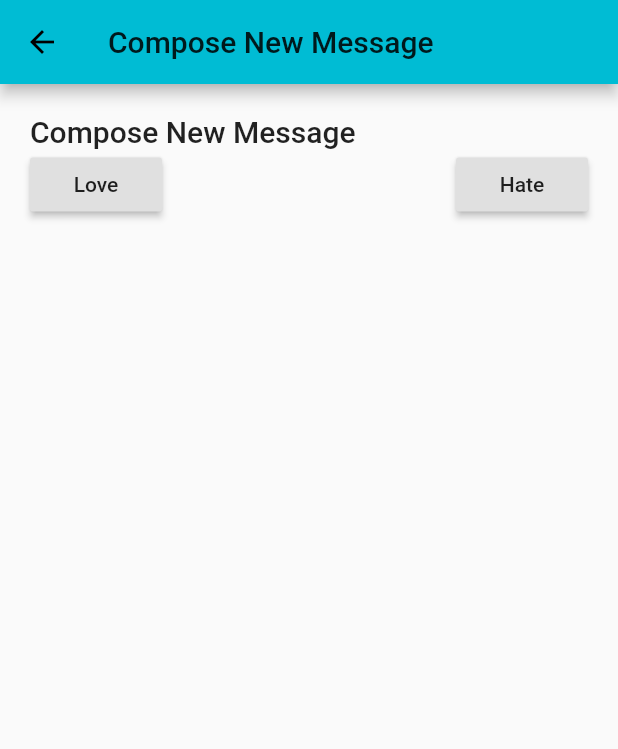
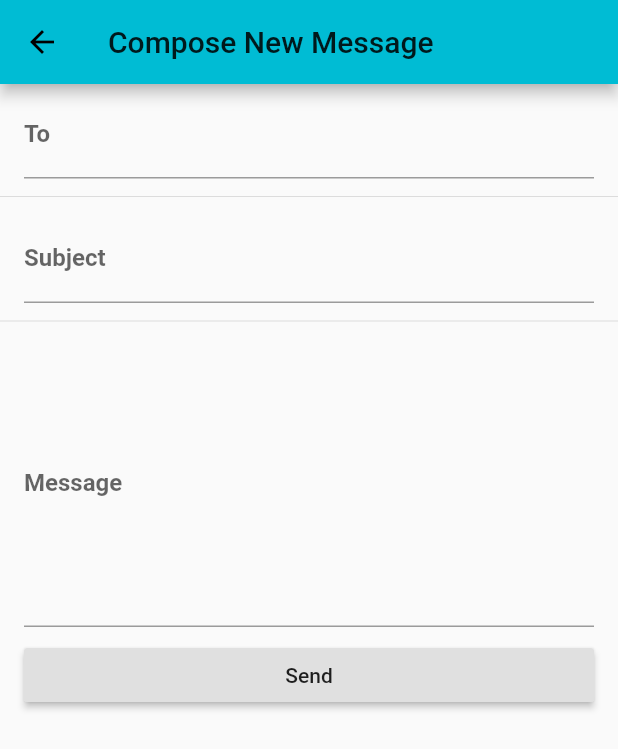
Before and after one commit to EthicalBoris/mail_client, a Flutter app: the screen it shows after launch, after a tap on the "add" icon, on a phone screen of 412 x 824 dp. Shown: the top 749 px of the screen. Run offline on Flutter 3.47's test engine with Material 2 defaults, Android fonts, the phone set to English and light mode, and no system bars; generated files the repository leaves out were written again; network calls fail.

Commit message:
Dummy email sending form
User can now send a dummy email (which arrives in their own mailbox for now)

```diff
--- a/lib/ComposeButton.dart
+++ b/lib/ComposeButton.dart
@@ -1,30 +1,40 @@
 import 'package:flutter/material.dart';
 
 import 'MessageCompose.dart';
+import 'Message.dart';
 
 class ComposeButton extends StatelessWidget {
+  List<Message> messages;
+
+  ComposeButton(List<Message> messages) {
+    this.messages = messages;
+  }
+
   @override
   Widget build(BuildContext context) {
     return FloatingActionButton(
       child: Icon(Icons.add),
       onPressed: () async {
-        String intention = await Navigator.push(
-            context,
-            MaterialPageRoute(
-                builder: (BuildContext context) => MessageCompose()));
+        Message message = await Navigator.push(
+          context,
+          MaterialPageRoute(
+            builder: (BuildContext context) => MessageCompose(),
+          ),
+        );
 
-        if (intention == null) {
+        if (message == null) {
           Scaffold.of(context).showSnackBar(
             SnackBar(
-              content: Text("Your message has not been sent: $intention"),
+              content: Text("Your message has not been sent: ERROR"),
               backgroundColor: Colors.red,
               duration: new Duration(seconds: 2),
             ),
           );
-        } else {
+        } else if (message != null) {
+          messages.add(message);
           Scaffold.of(context).showSnackBar(
             SnackBar(
-              content: Text("Youw message has been sent with $intention"),
+              content: Text("Your message has been sent"),
               backgroundColor: Colors.green,
               duration: new Duration(seconds: 2),
             ),
--- a/lib/MessageCompose.dart
+++ b/lib/MessageCompose.dart
@@ -1,38 +1,74 @@
+//import 'dart:html';
+
 import 'package:flutter/material.dart';
 
-class MessageCompose extends StatelessWidget {
+import 'Message.dart';
+
+class MessageCompose extends StatefulWidget {
+  @override
+  _MessageComposeState createState() => _MessageComposeState();
+}
+
+class _MessageComposeState extends State<MessageCompose> {
+  String to = "";
+  String subject = "";
+  String body = "";
+
   @override
   Widget build(BuildContext context) {
     return Scaffold(
       appBar: AppBar(
         title: Text("Compose New Message"),
-
       ),
-      body: Container(
-        padding: EdgeInsets.all(20),
+      body: SingleChildScrollView(
         child: Column(
           crossAxisAlignment: CrossAxisAlignment.start,
           children: <Widget>[
-            Text(
-              "Compose New Message",
-              style: Theme.of(context).textTheme.title,
+            ListTile(
+              title: TextField(
+                onChanged: (value) {
+                  to = value;
+                },
+                decoration: InputDecoration(
+                  labelText: "To",
+                  labelStyle: TextStyle(fontWeight: FontWeight.bold),
+                ),
+              ),
             ),
-            Row(
-              mainAxisAlignment: MainAxisAlignment.spaceBetween,
-              children: <Widget>[
-                RaisedButton(
-                  child: Text("Love"),
-                  onPressed: () {
-                    Navigator.pop(context, "Love");
-                  },
+            Divider(),
+            ListTile(
+              title: TextField(
+                onChanged: (value) {
+                  subject = value;
+                },
+                decoration: InputDecoration(
+                  labelText: "Subject",
+                  labelStyle: TextStyle(fontWeight: FontWeight.bold),
                 ),
-                RaisedButton(
-                  child: Text("Hate"),
-                  onPressed: () {
-                    Navigator.pop(context, "Hate");
-                  },
+              ),
+            ),
+            Divider(),
+            ListTile(
+              title: TextField(
+                onChanged: (value) {
+                  body = value;
+                },
+                decoration: InputDecoration(
+                  labelText: "Message",
+                  labelStyle: TextStyle(fontWeight: FontWeight.bold),
                 ),
-              ],
+                maxLines: 8,
+              ),
+            ),
+            ListTile(
+              title: RaisedButton(
+                child: Text("Send"),
+                onPressed: () {
+                  Message message = Message(subject, body);
+
+                  Navigator.pop(context, message);
+                },
+              ),
             ),
           ],
         ),
--- a/lib/MessageList.dart
+++ b/lib/MessageList.dart
@@ -20,11 +20,17 @@ class MessageList extends StatefulWidget {
 }
 
 class _MessageListState extends State<MessageList> {
-  Future<List<Message>> messages;
+  Future<List<Message>> future;
+  List<Message> messages;
 
   initState() {
     super.initState();
-    messages = Message.browse();
+    fetch();
+  }
+
+  void fetch() async {
+    future = Message.browse();
+    messages = await future;
   }
 
   @override
@@ -35,16 +41,18 @@ class _MessageListState extends State<MessageList> {
         actions: <Widget>[
           IconButton(
             icon: Icon(Icons.refresh),
-            onPressed: () {
+            onPressed: () async {
+              var _messages = await Message.browse();
+
               setState(() {
-                messages = Message.browse();
+                messages = _messages;
               });
             },
           )
         ],
       ),
       body: FutureBuilder(
-        future: messages,
+        future: future,
         builder: (BuildContext context, AsyncSnapshot snapshot) {
           switch (snapshot.connectionState) {
             case ConnectionState.none:
@@ -94,7 +102,7 @@ class _MessageListState extends State<MessageList> {
           }
         },
       ),
-      floatingActionButton: ComposeButton(),
+      floatingActionButton: ComposeButton(messages),
     );
   }
 }
```
